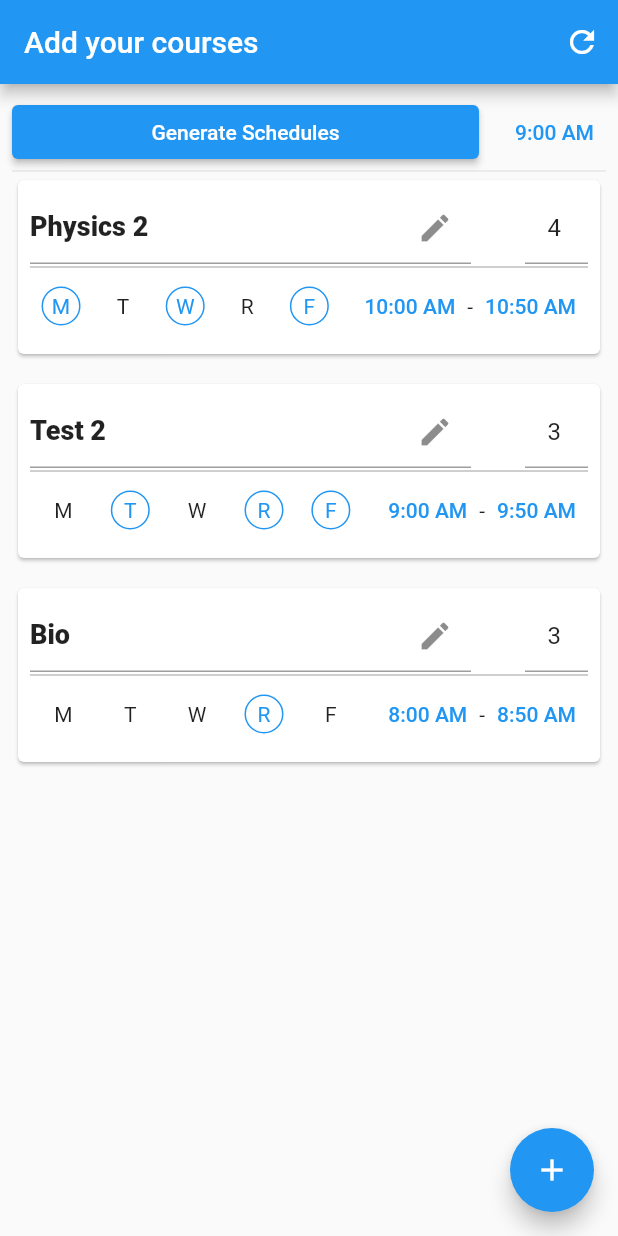
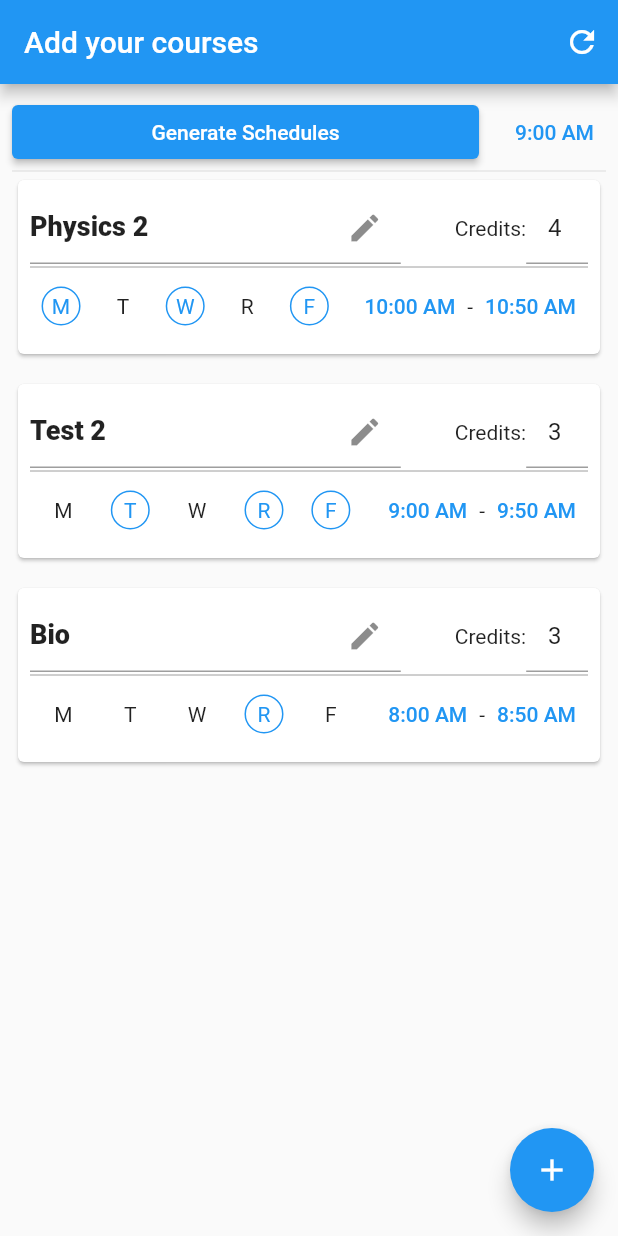
Before and after one commit to Arcey-bot/schedyoule, a Flutter app: the screen it shows after launch, on a phone screen of 412 x 824 dp. Run offline on Flutter 3.47's test engine with Material 2 defaults, Android fonts, the phone set to English and light mode, and no system bars; our stand-ins replace flutter_riverpod; missing offline and left inert: day_night_time_picker.

Commit message:
Fix keyboard autoclose when characters were entered

```diff
--- a/lib/views/widgets/course_card.dart
+++ b/lib/views/widgets/course_card.dart
@@ -21,6 +21,7 @@ class CourseCard extends ConsumerStatefulWidget {
 }
 
 class _CourseCardState extends ConsumerState<CourseCard> {
+  late FocusNode _nameFocus;
   late final TextEditingController _nameController;
   late final TextEditingController _creditController;
   bool? _clearNameOnTap;
@@ -28,6 +29,7 @@ class _CourseCardState extends ConsumerState<CourseCard> {
 
   @override
   void initState() {
+    _nameFocus = FocusNode();
     _nameController = TextEditingController(text: widget.course.name);
     _creditController = TextEditingController(
       text: widget.course.credits.toString(),
@@ -40,6 +42,7 @@ class _CourseCardState extends ConsumerState<CourseCard> {
 
   @override
   void dispose() {
+    _nameFocus.dispose();
     _nameController.dispose();
     _creditController.dispose();
     super.dispose();
@@ -47,6 +50,7 @@ class _CourseCardState extends ConsumerState<CourseCard> {
 
   @override
   Widget build(BuildContext context) {
+    print('Card ${widget.course.name}: Name ${_nameFocus.hasFocus}');
     return Card(
       child: Padding(
         padding: const EdgeInsets.all(8.0),
@@ -55,8 +59,9 @@ class _CourseCardState extends ConsumerState<CourseCard> {
           children: [
             Row(
               children: [
-                Flexible(flex: 7, child: buildNameField()),
+                Flexible(flex: 6, child: buildNameField()),
                 const SizedBox(width: 36),
+                Text('Credits:'),
                 Flexible(flex: 1, child: buildCreditField()),
               ],
             ),
@@ -106,7 +111,17 @@ class _CourseCardState extends ConsumerState<CourseCard> {
   }
 
   Widget buildNameField() {
-    return TextField(
+    return Focus(
+      onFocusChange: (v) {
+        // Only updates card when it is no longer selected by the user
+        if (!v) {
+          ref.read(courseScheduleProvider.notifier).updateCourse(
+                widget.course.key!,
+                widget.course.copyWith(name: _nameController.text),
+              );
+        }
+      },
+      child: TextField(
         decoration: const InputDecoration(
           suffixIcon: Icon(Icons.edit),
           hintText: courseEntryCardNameFieldHint,
@@ -116,43 +131,44 @@ class _CourseCardState extends ConsumerState<CourseCard> {
           fontWeight: FontWeight.w900,
           fontSize: 18.0, // Default is 14
         ),
-      onChanged: (text) {
-        ref.read(courseScheduleProvider.notifier).updateCourse(
-              widget.course.key!,
-              widget.course.copyWith(name: text),
-            );
-      },
         onTap: () {
           if (_clearNameOnTap!) {
             _nameController.clear();
             _clearNameOnTap = false;
           }
         },
+      ),
     );
   }
 
   Widget buildCreditField() {
-    return TextField(
+    return Focus(
+      onFocusChange: (v) {
+        // Only updates card when it is no longer selected by the user
+        if (!v) {
+          ref.read(courseScheduleProvider.notifier).updateCourse(
+                widget.course.key!,
+                widget.course.copyWith(
+                  credits:
+                      int.tryParse(_creditController.text) ?? defaultCredits,
+                ),
+              );
+        }
+      },
+      child: TextField(
         keyboardType: TextInputType.number,
         controller: _creditController,
         decoration: const InputDecoration(
           hintText: courseEntryCardCreditFieldHint,
         ),
         textAlign: TextAlign.center,
-      onChanged: (text) {
-        ref.read(courseScheduleProvider.notifier).updateCourse(
-              widget.course.key!,
-              widget.course.copyWith(
-                credits: int.tryParse(text) ?? defaultCredits,
-              ),
-            );
-      },
         onTap: () {
           if (_clearCreditOnTap!) {
             _creditController.clear();
             _clearCreditOnTap = false;
           }
         },
+      ),
     );
   }
 
```
Lines whose indentation alone changed are shown as unchanged.
